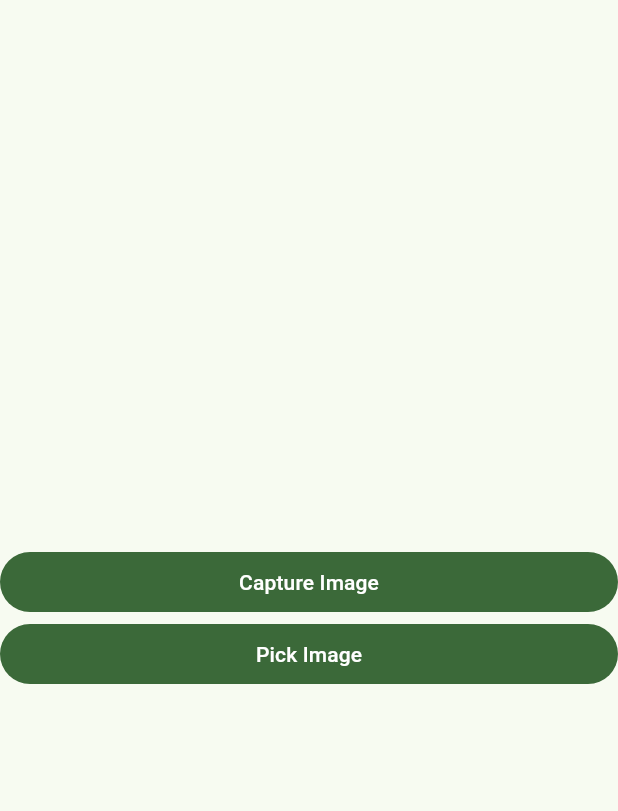
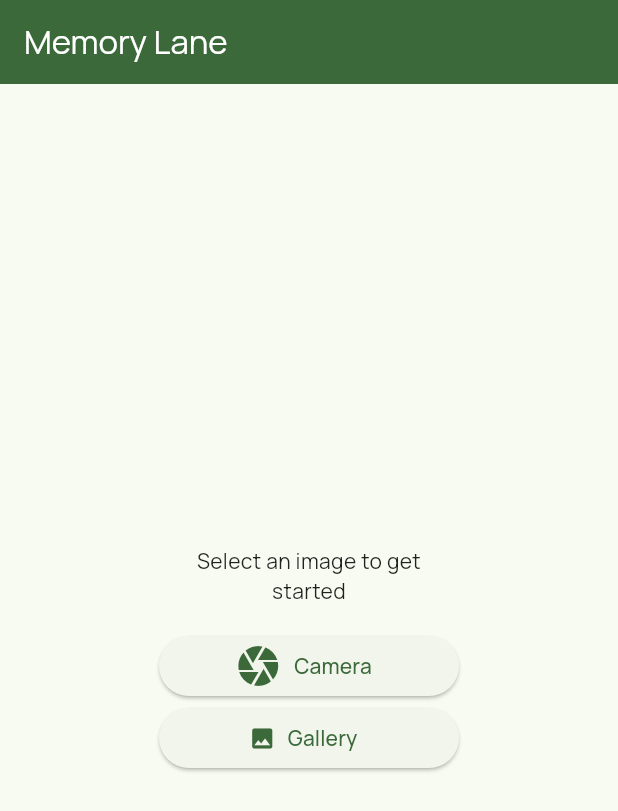
Before and after one commit to JinayJain/memory-lane, a Flutter app: the screen it shows after launch, on a phone screen of 412 x 824 dp. Shown: the top 811 px of the screen. Run offline on Flutter 3.47's test engine with Material 2 defaults, Android fonts, the phone set to English and light mode, and no system bars; our stand-ins replace flutter_image_compress, google_fonts, image_picker; missing offline and left inert: flutter_exif_rotation, image_picker_android, image_picker_platform_interface, model_viewer_plus.

Commit message:
Clean up UI a bit

```diff
--- /dev/null
+++ b/app/lib/home.dart
@@ -0,0 +1,89 @@
+import 'package:app/view.dart';
+import 'package:flutter/material.dart';
+import 'package:flutter_exif_rotation/flutter_exif_rotation.dart';
+import 'package:flutter_image_compress/flutter_image_compress.dart';
+import 'package:image_picker/image_picker.dart';
+import 'package:http/http.dart' as http;
+import 'package:image_picker_android/image_picker_android.dart';
+import 'package:image_picker_platform_interface/image_picker_platform_interface.dart';
+import 'package:model_viewer_plus/model_viewer_plus.dart';
+import 'package:path_provider/path_provider.dart';
+
+class HomePage extends StatefulWidget {
+  const HomePage({super.key});
+
+  @override
+  State<HomePage> createState() => _HomePageState();
+}
+
+class _HomePageState extends State<HomePage> {
+  @override
+  void initState() {
+    super.initState();
+
+    final ImagePickerPlatform imagePickerImplementation =
+        ImagePickerPlatform.instance;
+    if (imagePickerImplementation is ImagePickerAndroid) {
+      imagePickerImplementation.useAndroidPhotoPicker = true;
+    }
+  }
+
+  @override
+  Widget build(BuildContext context) {
+    return Scaffold(
+      appBar: AppBar(
+        title: Text(
+          "Memory Lane",
+          style: TextStyle(color: Theme.of(context).colorScheme.onPrimary),
+        ),
+        // add theming
+        backgroundColor: Theme.of(context).colorScheme.primary,
+      ),
+      body: Center(
+        child: Column(
+          mainAxisAlignment: MainAxisAlignment.center,
+          children: [
+            SizedBox(
+              width: 200,
+              child: Column(
+                crossAxisAlignment: CrossAxisAlignment.stretch,
+                mainAxisAlignment: MainAxisAlignment.center,
+                children: [
+                  Text(
+                    "Select an image to get started",
+                    textAlign: TextAlign.center,
+                  ),
+                  SizedBox(height: 16),
+                  ElevatedButton.icon(
+                    onPressed: () => pickImage(ImageSource.camera),
+                    icon: Icon(Icons.camera, size: 32),
+                    label: Text("Camera"),
+                  ),
+                  ElevatedButton.icon(
+                    onPressed: () => pickImage(ImageSource.gallery),
+                    icon: Icon(Icons.photo),
+                    label: Text("Gallery"),
+                  ),
+                ],
+              ),
+            ),
+          ],
+        ),
+      ),
+    );
+  }
+
+  Future pickImage(ImageSource source) async {
+    final rawImage = await ImagePicker().pickImage(source: source);
+
+    if (mounted && context.mounted && rawImage != null) {
+      Navigator.push(context, MaterialPageRoute(
+        builder: (context) {
+          return ViewPage(
+            imagePath: rawImage.path,
+          );
+        },
+      ));
+    }
+  }
+}
--- a/app/lib/main.dart
+++ b/app/lib/main.dart
@@ -1,13 +1,7 @@
-import 'dart:io';
+import 'package:flutter/material.dart';
+import 'package:google_fonts/google_fonts.dart';
 
-import 'package:flutter/material.dart';
-import 'package:flutter_exif_rotation/flutter_exif_rotation.dart';
-import 'package:image_picker/image_picker.dart';
-import 'package:http/http.dart' as http;
-import 'package:image_picker_android/image_picker_android.dart';
-import 'package:image_picker_platform_interface/image_picker_platform_interface.dart';
-import 'package:model_viewer_plus/model_viewer_plus.dart';
-import 'package:path_provider/path_provider.dart';
+import 'home.dart';
 
 Future<void> main() async {
   runApp(const MyApp());
@@ -23,101 +17,9 @@ class MyApp extends StatelessWidget {
       theme: ThemeData(
         colorScheme: ColorScheme.fromSeed(seedColor: Colors.green),
         useMaterial3: true,
+        textTheme: GoogleFonts.manropeTextTheme(),
       ),
       home: const HomePage(),
     );
   }
 }
-
-class HomePage extends StatefulWidget {
-  const HomePage({super.key});
-
-  @override
-  State<HomePage> createState() => _HomePageState();
-}
-
-class _HomePageState extends State<HomePage> {
-  @override
-  void initState() {
-    super.initState();
-
-    final ImagePickerPlatform imagePickerImplementation =
-        ImagePickerPlatform.instance;
-    if (imagePickerImplementation is ImagePickerAndroid) {
-      imagePickerImplementation.useAndroidPhotoPicker = true;
-    }
-  }
-
-  @override
-  Widget build(BuildContext context) {
-    return Scaffold(
-      body: Column(
-        mainAxisAlignment: MainAxisAlignment.center,
-        crossAxisAlignment: CrossAxisAlignment.stretch,
-        children: [
-          FilledButton(
-            onPressed: () => pickImage(ImageSource.camera),
-            child: const Text('Capture Image'),
-          ),
-          FilledButton(
-              onPressed: () => pickImage(ImageSource.gallery),
-              child: const Text('Pick Image')),
-        ],
-      ),
-    );
-  }
-
-  Future pickImage(ImageSource source) async {
-    final rawImage = await ImagePicker().pickImage(
-      source: source,
-      maxWidth: 2048,
-      maxHeight: 2048,
-      imageQuality: 50,
-    );
-
-    if (rawImage != null) {
-      final image = await FlutterExifRotation.rotateImage(path: rawImage.path);
-
-      final apiUrl = Uri.parse("https://jjain.loca.lt");
-      var request = http.MultipartRequest("POST", apiUrl);
-      request.files.add(await http.MultipartFile.fromPath("data", image.path));
-
-      // print the request size, including the file
-      print(request.contentLength);
-
-      var response = await request.send();
-
-      if (response.statusCode == 200) {
-        print("Success");
-        if (!context.mounted) return;
-        // save the response to a file
-        final modelBytes = await response.stream.toBytes();
-
-        final tempFolder = await getApplicationDocumentsDirectory();
-
-        final modelFile = File("${tempFolder.path}/model.glb")
-          ..createSync()
-          ..writeAsBytesSync(modelBytes);
-
-        Navigator.push(
-          context,
-          MaterialPageRoute(
-            builder: (context) => Scaffold(
-              body: ModelViewer(
-                src: modelFile.uri.toString(),
-                ar: true,
-                autoRotate: true,
-                cameraControls: true,
-              ),
-            ),
-          ),
-        );
-      } else {
-        print("Failed with ${response.statusCode}");
-
-        var responseString = await response.stream.bytesToString();
-        print(responseString);
-      }
-    }
-  }
-}
--- a/app/pubspec.yaml
+++ b/app/pubspec.yaml
@@ -40,6 +40,8 @@ dependencies:
   http: ^1.1.0
   model_viewer_plus: ^1.5.0
   path_provider: ^2.0.15
+  flutter_image_compress: ^2.0.3
+  google_fonts: ^5.1.0
 
 dev_dependencies:
   flutter_test:
```
Also changed, not shown: app/lib/view.dart (added, +164 -0 lines), app/pubspec.lock, 2 other files.
